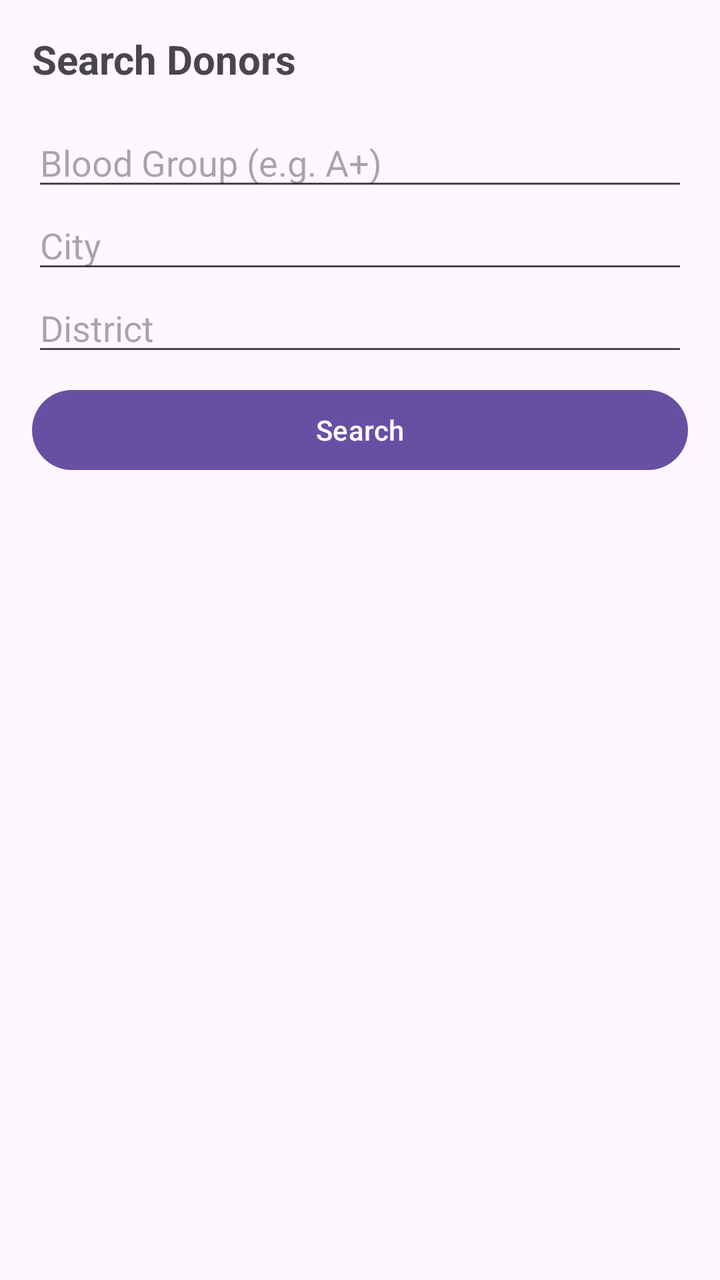
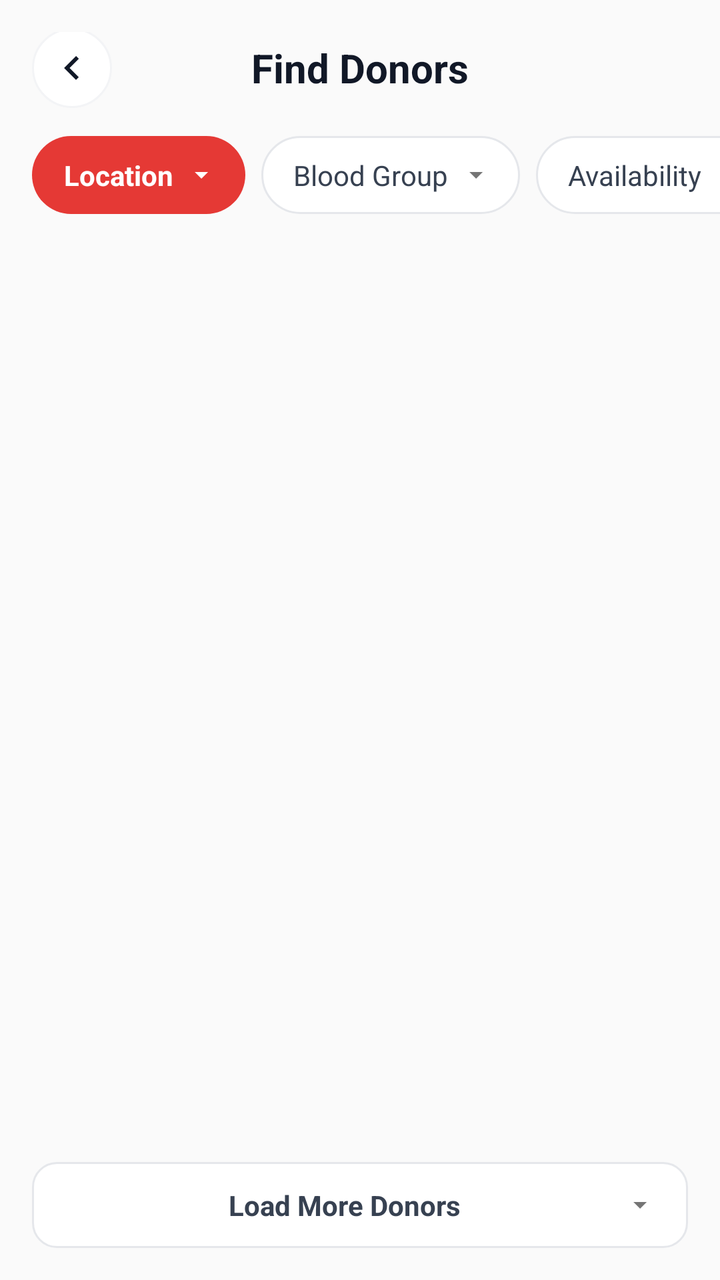

Compare the two renders of this Android layout. The source of the first and the diff that turns it into the second are given below.
<!-- AndroidManifest.xml: application theme Theme.BloodBridge -->
<!-- res/layout/activity_donor_search.xml -->
<?xml version="1.0" encoding="utf-8"?>
<LinearLayout xmlns:android="http://schemas.android.com/apk/res/android"
    android:layout_width="match_parent"
    android:layout_height="match_parent"
    android:orientation="vertical"
    android:padding="16dp">

    <TextView
        android:layout_width="wrap_content"
        android:layout_height="wrap_content"
        android:text="Search Donors"
        android:textSize="20sp"
        android:textStyle="bold"
        android:layout_marginBottom="16dp" />

    <EditText
        android:id="@+id/etSearchBloodGroup"
        android:layout_width="match_parent"
        android:layout_height="wrap_content"
        android:hint="Blood Group (e.g. A+)" />

    <EditText
        android:id="@+id/etSearchCity"
        android:layout_width="match_parent"
        android:layout_height="wrap_content"
        android:hint="City" />

    <EditText
        android:id="@+id/etSearchDistrict"
        android:layout_width="match_parent"
        android:layout_height="wrap_content"
        android:hint="District" />

    <Button
        android:id="@+id/btnSearchSubmit"
        android:layout_width="match_parent"
        android:layout_height="wrap_content"
        android:text="Search"
        android:layout_marginTop="8dp" />

    <androidx.recyclerview.widget.RecyclerView
        android:id="@+id/rvDonorSearchResults"
        android:layout_width="match_parent"
        android:layout_height="match_parent"
        android:layout_marginTop="16dp" />

</LinearLayout>
<!-- resources referenced by this layout -->
<resources>
  <style name="Theme.BloodBridge" parent="Base.Theme.BloodBridge" />
  <style name="Base.Theme.BloodBridge" parent="Theme.Material3.DayNight.NoActionBar">
          
          
      </style>
</resources>

<!-- the commit's change to res/layout/activity_donor_search.xml (unified diff, before → after) -->
@@ -1,47 +1,143 @@
 <?xml version="1.0" encoding="utf-8"?>
-<LinearLayout xmlns:android="http://schemas.android.com/apk/res/android"
+<RelativeLayout xmlns:android="http://schemas.android.com/apk/res/android"
+    xmlns:app="http://schemas.android.com/apk/res-auto"
     android:layout_width="match_parent"
     android:layout_height="match_parent"
-    android:orientation="vertical"
-    android:padding="16dp">
+    android:background="#FAFAFA">
 
-    <TextView
-        android:layout_width="wrap_content"
-        android:layout_height="wrap_content"
-        android:text="Search Donors"
-        android:textSize="20sp"
-        android:textStyle="bold"
-        android:layout_marginBottom="16dp" />
-
-    <EditText
-        android:id="@+id/etSearchBloodGroup"
+    
+    <RelativeLayout
+        android:id="@+id/rlTopBar"
         android:layout_width="match_parent"
         android:layout_height="wrap_content"
-        android:hint="Blood Group (e.g. A+)" />
+        android:paddingStart="16dp"
+        android:paddingTop="16dp"
+        android:paddingEnd="16dp"
+        android:paddingBottom="12dp">
 
-    <EditText
-        android:id="@+id/etSearchCity"
+        <ImageView
+            android:id="@+id/btnBack"
+            android:layout_width="40dp"
+            android:layout_height="40dp"
+            android:layout_centerVertical="true"
+            android:background="@drawable/bg_circle_button"
+            android:contentDescription="Back"
+            android:padding="8dp"
+            android:src="@drawable/ic_arrow_back_black" />
+
+        <TextView
+            android:id="@+id/tvHeaderTitle"
+            android:layout_width="wrap_content"
+            android:layout_height="wrap_content"
+            android:layout_centerInParent="true"
+            android:text="Find Donors"
+            android:textColor="#111827"
+            android:textSize="20sp"
+            android:textStyle="bold" />
+
+    </RelativeLayout>
+
+    
+    <HorizontalScrollView
+        android:id="@+id/hsvFilters"
         android:layout_width="match_parent"
         android:layout_height="wrap_content"
-        android:hint="City" />
+        android:layout_below="@id/rlTopBar"
+        android:scrollbars="none"
+        android:paddingStart="16dp"
+        android:paddingEnd="16dp"
+        android:paddingBottom="12dp"
+        android:clipToPadding="false">
 
-    <EditText
-        android:id="@+id/etSearchDistrict"
-        android:layout_width="match_parent"
-        android:layout_height="wrap_content"
-        android:hint="District" />
+        <LinearLayout
+            android:layout_width="wrap_content"
+            android:layout_height="wrap_content"
+            android:orientation="horizontal">
 
-    <Button
-        android:id="@+id/btnSearchSubmit"
-        android:layout_width="match_parent"
-        android:layout_height="wrap_content"
-        android:text="Search"
-        android:layout_marginTop="8dp" />
+            
+            <TextView
+                android:id="@+id/tvFilterLocation"
+                android:layout_width="wrap_content"
+                android:layout_height="wrap_content"
+                android:layout_marginEnd="8dp"
+                android:background="@drawable/bg_filter_pill_red"
+                android:drawableEnd="@drawable/ic_arrow_down_white"
+                android:drawablePadding="6dp"
+                android:paddingStart="16dp"
+                android:paddingTop="10dp"
+                android:paddingEnd="14dp"
+                android:paddingBottom="10dp"
+                android:text="Location"
+                android:textColor="#FFFFFF"
+                android:textSize="14sp"
+                android:textStyle="bold" />
 
+            
+            <TextView
+                android:id="@+id/tvFilterBloodGroup"
+                android:layout_width="wrap_content"
+                android:layout_height="wrap_content"
+                android:layout_marginEnd="8dp"
+                android:background="@drawable/bg_filter_pill_white"
+                android:drawableEnd="@drawable/ic_arrow_down"
+                android:drawablePadding="6dp"
+                android:paddingStart="16dp"
+                android:paddingTop="10dp"
+                android:paddingEnd="14dp"
+                android:paddingBottom="10dp"
+                android:text="Blood Group"
+                android:textColor="#374151"
+                android:textSize="14sp" />
+
+            
+            <TextView
+                android:id="@+id/tvFilterAvailability"
+                android:layout_width="wrap_content"
+                android:layout_height="wrap_content"
+                android:background="@drawable/bg_filter_pill_white"
+                android:drawableEnd="@drawable/ic_arrow_down"
+                android:drawablePadding="6dp"
+                android:paddingStart="16dp"
+                android:paddingTop="10dp"
+                android:paddingEnd="14dp"
+                android:paddingBottom="10dp"
+                android:text="Availability"
+                android:textColor="#374151"
+                android:textSize="14sp" />
+
+        </LinearLayout>
+    </HorizontalScrollView>
+
+    
     <androidx.recyclerview.widget.RecyclerView
         android:id="@+id/rvDonorSearchResults"
         android:layout_width="match_parent"
         android:layout_height="match_parent"
-        android:layout_marginTop="16dp" />
+        android:layout_below="@id/hsvFilters"
+        android:layout_above="@id/btnLoadMoreDonors"
+        android:clipToPadding="false"
+        android:paddingTop="4dp"
+        android:paddingBottom="8dp" />
 
-</LinearLayout>
+    
+    <TextView
+        android:id="@+id/btnLoadMoreDonors"
+        android:layout_width="match_parent"
+        android:layout_height="wrap_content"
+        android:layout_alignParentBottom="true"
+        android:layout_marginStart="16dp"
+        android:layout_marginEnd="16dp"
+        android:layout_marginBottom="16dp"
+        android:background="@drawable/bg_load_more"
+        android:drawableEnd="@drawable/ic_arrow_down"
+        android:gravity="center"
+        android:paddingTop="12dp"
+        android:paddingBottom="12dp"
+        android:paddingStart="16dp"
+        android:paddingEnd="16dp"
+        android:text="Load More Donors"
+        android:textColor="#374151"
+        android:textSize="14sp"
+        android:textStyle="bold" />
+
+</RelativeLayout>
<!-- resource entries referenced after the edit -->
@@ -1,5 +1,71 @@
 <!-- resources referenced by this layout -->
 <resources>
+  <!-- drawable bg_circle_button (drawable) -->
+  <?xml version="1.0" encoding="utf-8"?>
+  <shape xmlns:android="http://schemas.android.com/apk/res/android"
+      android:shape="oval">
+      <solid android:color="#FFFFFF" />
+      <stroke
+          android:width="1dp"
+          android:color="#F3F4F6" />
+  </shape>
+  <!-- drawable bg_filter_pill_red (drawable) -->
+  <?xml version="1.0" encoding="utf-8"?>
+  <shape xmlns:android="http://schemas.android.com/apk/res/android"
+      android:shape="rectangle">
+      <solid android:color="#E53935" />
+      <corners android:radius="24dp" />
+  </shape>
+  <!-- drawable bg_filter_pill_white (drawable) -->
+  <?xml version="1.0" encoding="utf-8"?>
+  <shape xmlns:android="http://schemas.android.com/apk/res/android"
+      android:shape="rectangle">
+      <solid android:color="#FFFFFF" />
+      <stroke
+          android:width="1dp"
+          android:color="#E5E7EB" />
+      <corners android:radius="24dp" />
+  </shape>
+  <!-- drawable bg_load_more (drawable) -->
+  <?xml version="1.0" encoding="utf-8"?>
+  <shape xmlns:android="http://schemas.android.com/apk/res/android"
+      android:shape="rectangle">
+      <solid android:color="#FFFFFF" />
+      <stroke
+          android:width="1dp"
+          android:color="#E5E7EB" />
+      <corners android:radius="12dp" />
+  </shape>
+  <!-- drawable ic_arrow_back_black (drawable) -->
+  <vector xmlns:android="http://schemas.android.com/apk/res/android"
+      android:width="24dp"
+      android:height="24dp"
+      android:viewportWidth="24"
+      android:viewportHeight="24">
+      <path
+          android:fillColor="#111827"
+          android:pathData="M15.41,16.59L10.83,12l4.58,-4.59L14,6l-6,6 6,6 1.41,-1.41z" />
+  </vector>
+  <!-- drawable ic_arrow_down (drawable) -->
+  <vector xmlns:android="http://schemas.android.com/apk/res/android"
+      android:width="16dp"
+      android:height="16dp"
+      android:viewportWidth="24"
+      android:viewportHeight="24">
+      <path
+          android:fillColor="#757575"
+          android:pathData="M7,10l5,5 5,-5z" />
+  </vector>
+  <!-- drawable ic_arrow_down_white (drawable) -->
+  <vector xmlns:android="http://schemas.android.com/apk/res/android"
+      android:width="16dp"
+      android:height="16dp"
+      android:viewportWidth="24"
+      android:viewportHeight="24">
+      <path
+          android:fillColor="#FFFFFF"
+          android:pathData="M7,10l5,5 5,-5z" />
+  </vector>
   <style name="Theme.BloodBridge" parent="Base.Theme.BloodBridge" />
   <style name="Base.Theme.BloodBridge" parent="Theme.Material3.DayNight.NoActionBar">
           
